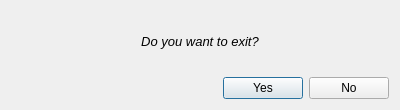
Qt form src/ui/exitdialog.ui (TimeToStop/lab1-linear-system) before a commit.
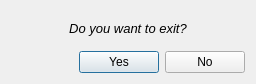
The same form after that commit.

Commit message: exit dialog implemented

Diff of the .ui file:
```diff
--- a/src/ui/exitdialog.ui
+++ b/src/ui/exitdialog.ui
@@ -6,8 +6,8 @@
    <rect>
     <x>0</x>
     <y>0</y>
-    <width>400</width>
-    <height>110</height>
+    <width>256</width>
+    <height>84</height>
    </rect>
   </property>
   <property name="windowTitle">
```
The commit also changes 2 other files.
